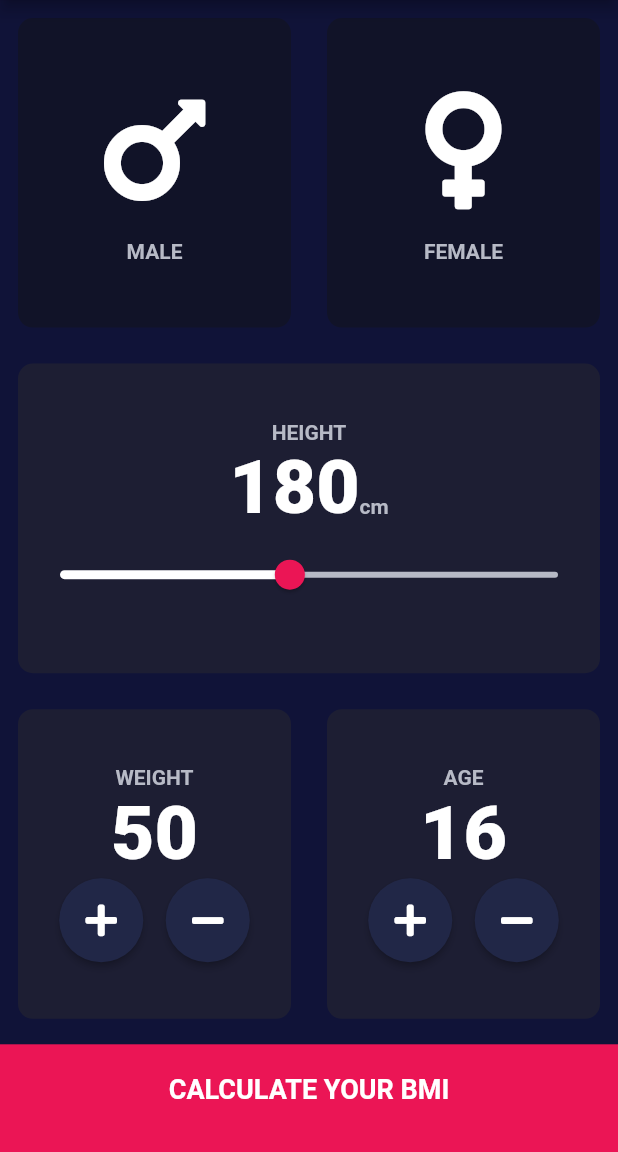
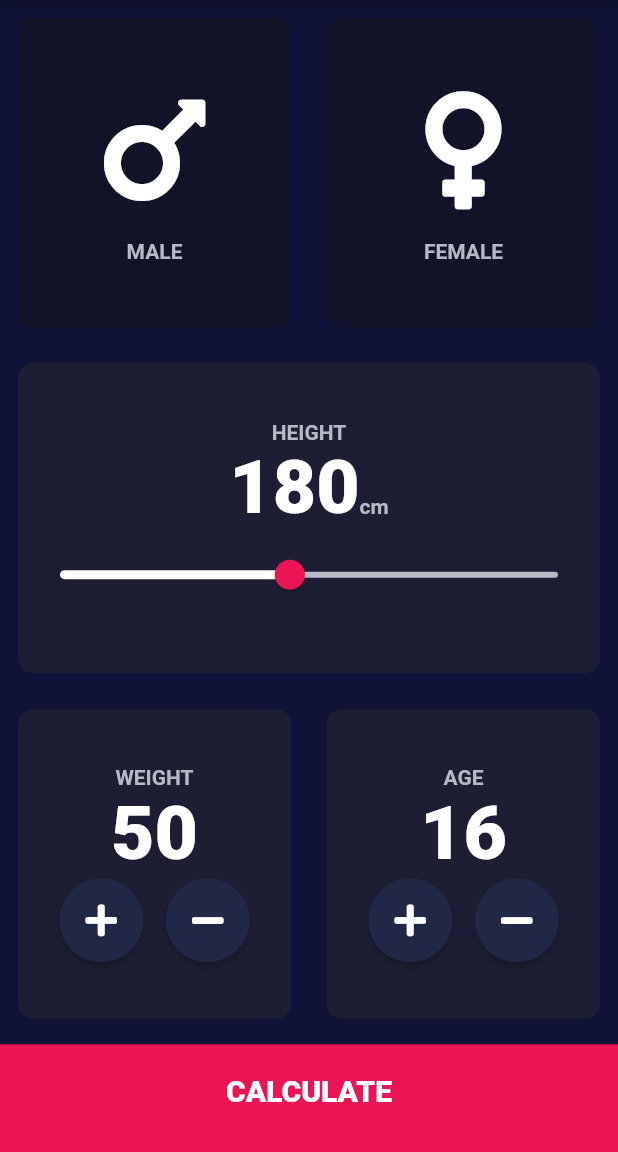
Before and after one commit to ketanchoyal/BMI-Calculator-Flutter-, a Flutter app: the screen it shows after launch, on a phone screen of 412 x 824 dp, the part 84-1236 px from its top. Run offline on Flutter 3.47's test engine with Material 2 defaults, Android fonts, the phone set to English and light mode, and no system bars; our stand-ins replace font_awesome_flutter.

Commit message:
UI Completed

```diff
--- /dev/null
+++ b/lib/bottom_button.dart
@@ -0,0 +1,33 @@
+import 'package:flutter/material.dart';
+import 'constants.dart';
+
+class BottomButton extends StatelessWidget {
+
+  BottomButton({@required this.onTap, @required this.title});
+
+  final Function onTap;
+  final String title;
+
+  @override
+  Widget build(BuildContext context) {
+    return Expanded(
+      flex: 1,
+      child: Container(
+        margin: EdgeInsets.only(top: 5.0),
+        decoration: BoxDecoration(
+          color: kButtonContainerColor,
+        ),
+        padding: EdgeInsets.only(bottom: 10.0),
+        child: RawMaterialButton(
+          onPressed: onTap,
+          child: Center(
+            child: Text(
+              title,
+              style: kLargeTextStyle,
+            ),
+          ),
+        ),
+      ),
+    );
+  }
+}
--- a/lib/input_page.dart
+++ b/lib/input_page.dart
@@ -1,13 +1,14 @@
+import 'package:flutter/cupertino.dart';
 import 'package:flutter/material.dart';
 import 'package:font_awesome_flutter/font_awesome_flutter.dart';
 import 'reusable_card.dart';
 import 'reusable_card_child.dart';
 import 'constants.dart';
+import 'result_page.dart';
+import 'round_icon_button.dart';
+import 'bottom_button.dart';
 
-enum Gender {
-  Male,
-  Female
-}
+enum Gender { Male, Female }
 
 class InputScreen extends StatefulWidget {
   @override
@@ -15,7 +16,6 @@ class InputScreen extends StatefulWidget {
 }
 
 class _InputScreenState extends State<InputScreen> {
-
   Gender selectedGender;
   int height = 180;
   int weight = 50;
@@ -25,9 +25,7 @@ class _InputScreenState extends State<InputScreen> {
   Widget build(BuildContext context) {
     return Scaffold(
       appBar: AppBar(
-        title: Text(
-            'BMI CALCULATOR'
-        ),
+        title: Text('BMI CALCULATOR'),
       ),
       body: SafeArea(
         bottom: false,
@@ -35,7 +33,7 @@ class _InputScreenState extends State<InputScreen> {
           crossAxisAlignment: CrossAxisAlignment.stretch,
           children: <Widget>[
             Expanded(
-              flex: 6,
+              flex: 3,
               child: Row(
                 children: <Widget>[
                   Expanded(
@@ -45,7 +43,9 @@ class _InputScreenState extends State<InputScreen> {
                           selectedGender = Gender.Male;
                         });
                       },
-                      colour: selectedGender == Gender.Male ? kActiveCardColor : kInactiveCardColor,
+                      colour: selectedGender == Gender.Male
+                          ? kActiveCardColor
+                          : kInactiveCardColor,
                       cardChild: new ReusableCardChild(
                         icon: FontAwesomeIcons.mars,
                         title: 'MALE',
@@ -59,7 +59,9 @@ class _InputScreenState extends State<InputScreen> {
                           selectedGender = Gender.Female;
                         });
                       },
-                      colour: selectedGender == Gender.Female ? kActiveCardColor : kInactiveCardColor,
+                      colour: selectedGender == Gender.Female
+                          ? kActiveCardColor
+                          : kInactiveCardColor,
                       cardChild: ReusableCardChild(
                         icon: FontAwesomeIcons.venus,
                         title: 'FEMALE',
@@ -70,7 +72,7 @@ class _InputScreenState extends State<InputScreen> {
               ),
             ),
             Expanded(
-              flex: 6,
+              flex: 3,
               child: ReusableCard(
                 colour: kActiveCardColor,
                 cardChild: Column(
@@ -103,8 +105,11 @@ class _InputScreenState extends State<InputScreen> {
                           inactiveTrackColor: Color(0xFFB7BAC6),
                           thumbColor: Color(0xFFEB1555),
                           overlayColor: Color(0x29EB1555),
-                          thumbShape: RoundSliderThumbShape(enabledThumbRadius: 10.0,disabledThumbRadius: 8.0),
-                          overlayShape: RoundSliderOverlayShape(overlayRadius: 18.0),
+                          thumbShape: RoundSliderThumbShape(
+                              enabledThumbRadius: 10.0,
+                              disabledThumbRadius: 8.0),
+                          overlayShape:
+                              RoundSliderOverlayShape(overlayRadius: 18.0),
                         ),
                         child: Slider(
                           value: height.toDouble(),
@@ -123,7 +128,7 @@ class _InputScreenState extends State<InputScreen> {
               ),
             ),
             Expanded(
-              flex: 6,
+              flex: 3,
               child: Row(
                 children: <Widget>[
                   Expanded(
@@ -213,52 +218,18 @@ class _InputScreenState extends State<InputScreen> {
                 ],
               ),
             ),
-            Expanded(
-              flex: 2,
-              child: Container(
-                margin: EdgeInsets.only(top: 5.0),
-                decoration: BoxDecoration(
-                    color: kButtonContainerColor,
+            new BottomButton(onTap: () {
+              Navigator.push(
+                context,
+                MaterialPageRoute(
+                  builder: (context) => ResultPage(),
                 ),
-                child: Center(
-                  child: Container(
-                    margin: EdgeInsets.only(bottom: 12.0),
-                    child: Text(
-                      'CALCULATE YOUR BMI',
-                      style: TextStyle(
-                        color: Colors.white,
-                        fontWeight: FontWeight.bold,
-                        fontSize: 18.0
-                      ),
-                    ),
-                  ),
-                ),
-              ),
-            ),
+              );
+            },
+            title:'CALCULATE',),
           ],
         ),
       ),
     );
   }
 }
-
-class RoundIconButton extends StatelessWidget {
-  RoundIconButton({@required this.onPressed, @required this.icon});
-
-  final Function onPressed;
-  final IconData icon;
-
-  @override
-  Widget build(BuildContext context) {
-    return RawMaterialButton(
-      onPressed: onPressed,
-      child: Icon(icon),
-      fillColor: Color(0xff212747),
-      constraints: BoxConstraints.tightFor(
-        width: 56.0,
-        height: 56.0,
-      ),
-      shape: CircleBorder(),
-    );
-  }
-}
--- a/lib/reusable_card.dart
+++ b/lib/reusable_card.dart
@@ -9,18 +9,18 @@ class ReusableCard extends StatelessWidget {
 
   @override
   Widget build(BuildContext context) {
-    return RawMaterialButton(
-      onPressed: onPress,
-      shape: RoundedRectangleBorder(borderRadius: BorderRadius.circular(10.0)),
-      child: Container(
+    return Container(
       width: double.infinity,
       height: double.infinity,
-        child: cardChild,
       margin: EdgeInsets.all(12.0),
       decoration: BoxDecoration(
           color: colour,
           borderRadius: BorderRadius.circular(10.0)
       ),
+      child: RawMaterialButton(
+        onPressed: onPress,
+        shape: RoundedRectangleBorder(borderRadius: BorderRadius.circular(10.0)),
+        child: cardChild,
       ),
     );
   }
--- /dev/null
+++ b/lib/round_icon_button.dart
@@ -0,0 +1,22 @@
+import 'package:flutter/material.dart';
+
+class RoundIconButton extends StatelessWidget {
+  RoundIconButton({@required this.onPressed, @required this.icon});
+
+  final Function onPressed;
+  final IconData icon;
+
+  @override
+  Widget build(BuildContext context) {
+    return RawMaterialButton(
+      onPressed: onPressed,
+      child: Icon(icon),
+      fillColor: Color(0xff212747),
+      constraints: BoxConstraints.tightFor(
+        width: 56.0,
+        height: 56.0,
+      ),
+      shape: CircleBorder(),
+    );
+  }
+}
```
Also changed, not shown: lib/constants.dart (+25 -0 lines), lib/result_page.dart (added, +65 -0 lines). Lines whose indentation alone changed are shown as unchanged.
